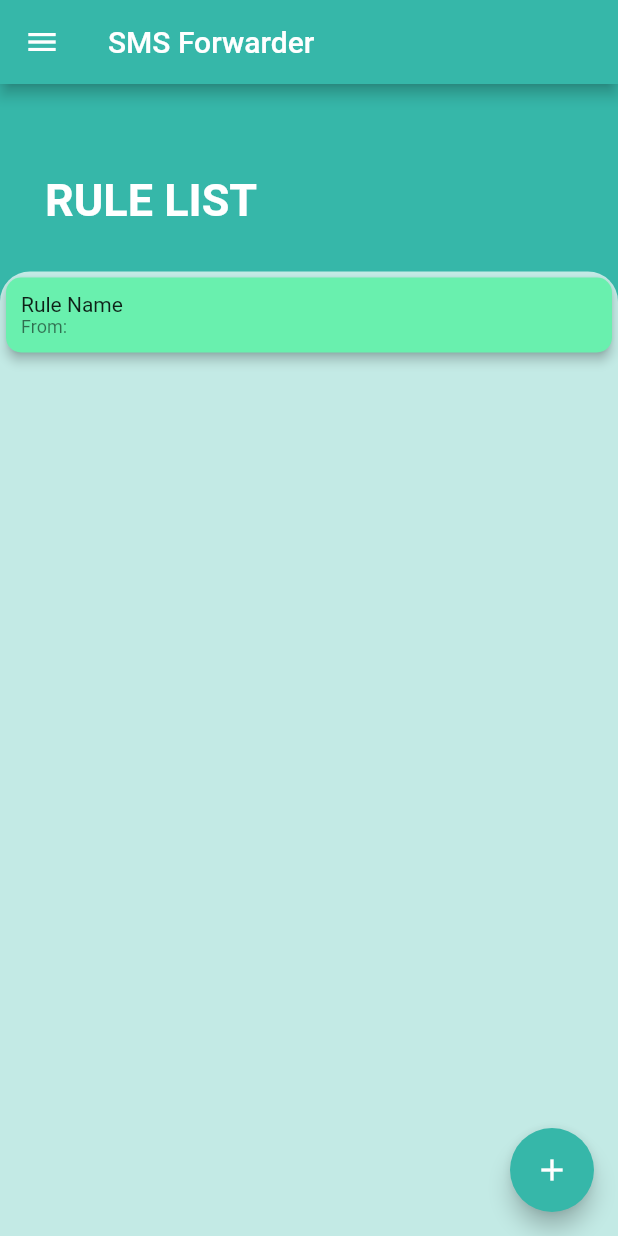
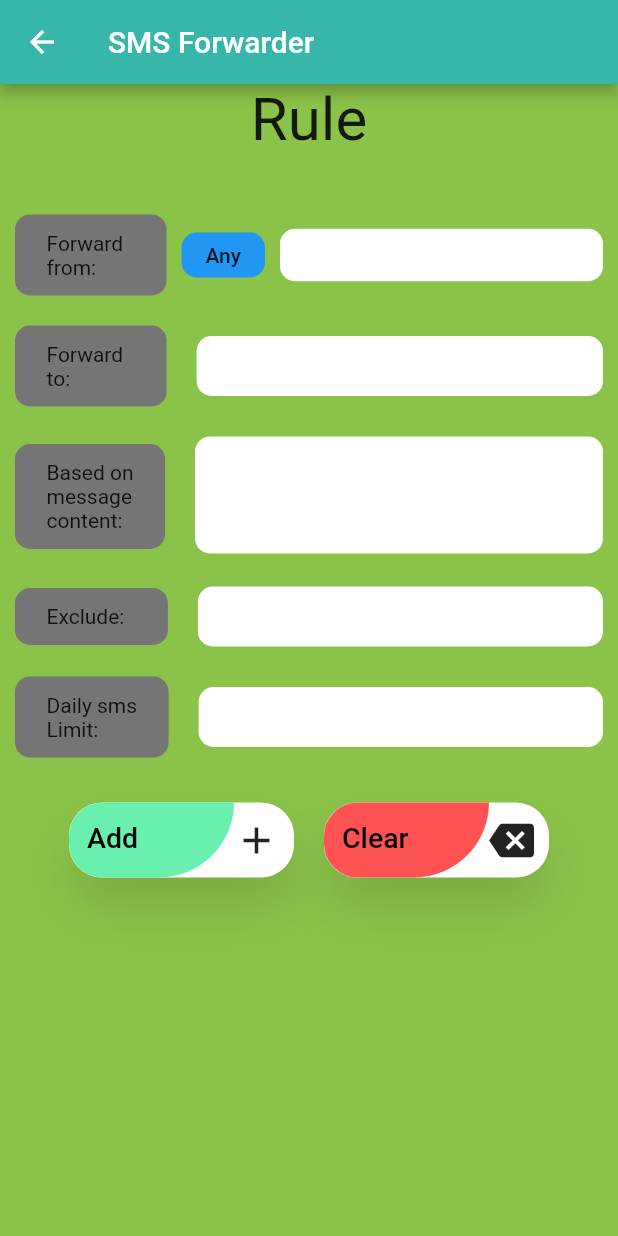
Before and after one commit to Abhay811/SMS-Forwarder, a Flutter app: the screen it shows after launch, after a tap on the "add" icon, on a phone screen of 412 x 824 dp. Run offline on Flutter 3.47's test engine with Material 2 defaults, Android fonts, the phone set to English and light mode, and no system bars.

Commit message:
AddRuleScreen

```diff
--- /dev/null
+++ b/lib/addRule.dart
@@ -0,0 +1,375 @@
+import 'package:flutter/material.dart';
+import 'package:sms_forwarder/style.dart';
+
+class AddRule extends StatefulWidget {
+  @override
+  State<StatefulWidget> createState() => AddRuleScreen();
+}
+
+class AddRuleScreen extends State<AddRule> {
+  final int ind = 0;
+
+  // bool _hasBeenPressed = false;
+  int _currentColorIndex = 0;
+
+  final _controllerForwardFrom = TextEditingController();
+  final _controllerForwardTo = TextEditingController();
+  final _controllerMsgContent = TextEditingController();
+  final _controllerExclude = TextEditingController();
+  final _controllerDailyLimit = TextEditingController();
+
+  void _incrementColorIndex() {
+    setState(() {
+      _currentColorIndex++;
+      _currentColorIndex = _currentColorIndex % colors.length;
+    });
+  }
+
+  @override
+  Widget build(BuildContext context) {
+    return Scaffold(
+      backgroundColor: Colors.lightGreen,
+      appBar: AppBar(
+        title: Text(
+          'SMS Forwarder',
+        ),
+        backgroundColor: kThemebgColor,
+      ),
+      body: SingleChildScrollView(
+        child: Column(
+          children: <Widget>[
+            Container(
+              child: Text(
+                "Rule",
+                style: TextStyle(fontSize: 40),
+              ),
+            ),
+            Container(
+              height: 40,
+            ),
+            Row(
+              children: <Widget>[
+                Container(
+                  margin: EdgeInsets.only(left: 10),
+                  padding: EdgeInsets.fromLTRB(20, 10, 28, 10),
+                  decoration: BoxDecoration(
+                    color: Colors.grey[600],
+                    border: Border.all(color: Colors.grey[600]),
+                    borderRadius: BorderRadius.circular(10),
+                  ),
+                  child: Text("Forward\nfrom:"),
+                ),
+                Container(
+                  width: 10,
+                ),
+                Container(
+                  height: 30,
+                  child: FlatButton(
+                    minWidth: 20,
+                    child: Text('Any'),
+                    shape: RoundedRectangleBorder(
+                      borderRadius: BorderRadius.circular(10),
+                    ),
+                    color: colors[_currentColorIndex],
+                    onPressed: () {
+                      _incrementColorIndex();
+                    },
+                  ),
+                ),
+                Container(
+                  width: 10,
+                ),
+                Expanded(
+                  child: Container(
+                    margin: EdgeInsets.only(right: 10),
+                    height: 35,
+                    child: TextField(
+                      controller: _controllerForwardFrom,
+                      keyboardType: TextInputType.emailAddress,
+                      decoration: InputDecoration(
+                        enabledBorder: OutlineInputBorder(
+                          borderRadius: BorderRadius.circular(10),
+                          borderSide: BorderSide(color: Colors.transparent),
+                        ),
+                        focusedBorder: OutlineInputBorder(
+                          borderRadius: BorderRadius.circular(10),
+                          borderSide: BorderSide(color: Colors.transparent),
+                        ),
+                        fillColor: Colors.white,
+                        filled: true,
+                      ),
+                    ),
+                  ),
+                ),
+              ],
+            ),
+            Container(
+              height: 20,
+            ),
+            Row(
+              children: <Widget>[
+                Container(
+                  margin: EdgeInsets.only(left: 10),
+                  padding: EdgeInsets.fromLTRB(20, 10, 28, 10),
+                  decoration: BoxDecoration(
+                      color: Colors.grey[600],
+                      border: Border.all(color: Colors.grey[600]),
+                      borderRadius: BorderRadius.circular(10)),
+                  child: Text("Forward\nto:"),
+                ),
+                Container(
+                  width: 20,
+                ),
+                Expanded(
+                  child: Container(
+                    margin: EdgeInsets.only(right: 10),
+                    height: 40,
+                    child: TextField(
+                      controller: _controllerForwardTo,
+                      decoration: InputDecoration(
+                        enabledBorder: OutlineInputBorder(
+                          borderRadius: BorderRadius.circular(10),
+                          borderSide: BorderSide(color: Colors.transparent),
+                        ),
+                        focusedBorder: OutlineInputBorder(
+                          borderRadius: BorderRadius.circular(10),
+                          borderSide: BorderSide(color: Colors.transparent),
+                        ),
+                        fillColor: Colors.white,
+                        filled: true,
+                      ),
+                    ),
+                  ),
+                ),
+              ],
+            ),
+            Container(
+              height: 20,
+            ),
+            Row(
+              children: <Widget>[
+                Container(
+                  margin: EdgeInsets.only(left: 10),
+                  padding: EdgeInsets.fromLTRB(20, 10, 20, 10),
+                  decoration: BoxDecoration(
+                      color: Colors.grey[600],
+                      border: Border.all(color: Colors.grey[600]),
+                      borderRadius: BorderRadius.circular(10)),
+                  child: Text("Based on\nmessage\ncontent:"),
+                ),
+                Container(
+                  width: 20,
+                ),
+                Expanded(
+                  child: Container(
+                    margin: EdgeInsets.only(right: 10),
+                    height: 80,
+                    child: TextField(
+                      controller: _controllerMsgContent,
+                      maxLines: 2,
+                      decoration: InputDecoration(
+                        enabledBorder: OutlineInputBorder(
+                          borderRadius: BorderRadius.circular(10),
+                          borderSide: BorderSide(color: Colors.transparent),
+                        ),
+                        focusedBorder: OutlineInputBorder(
+                          borderRadius: BorderRadius.circular(10),
+                          borderSide: BorderSide(color: Colors.transparent),
+                        ),
+                        fillColor: Colors.white,
+                        filled: true,
+                      ),
+                    ),
+                  ),
+                ),
+              ],
+            ),
+            Container(
+              height: 20,
+            ),
+            Row(
+              children: <Widget>[
+                Container(
+                  margin: EdgeInsets.only(left: 10),
+                  padding: EdgeInsets.fromLTRB(20, 10, 28, 10),
+                  decoration: BoxDecoration(
+                      color: Colors.grey[600],
+                      border: Border.all(color: Colors.grey[600]),
+                      borderRadius: BorderRadius.circular(10)),
+                  child: Text("Exclude:"),
+                ),
+                Container(
+                  width: 20,
+                ),
+                Expanded(
+                  child: Container(
+                    margin: EdgeInsets.only(right: 10),
+                    height: 40,
+                    child: TextField(
+                      controller: _controllerExclude,
+                      decoration: InputDecoration(
+                        enabledBorder: OutlineInputBorder(
+                          borderRadius: BorderRadius.circular(10),
+                          borderSide: BorderSide(color: Colors.transparent),
+                        ),
+                        focusedBorder: OutlineInputBorder(
+                          borderRadius: BorderRadius.circular(10),
+                          borderSide: BorderSide(color: Colors.transparent),
+                        ),
+                        fillColor: Colors.white,
+                        filled: true,
+                      ),
+                    ),
+                  ),
+                ),
+              ],
+            ),
+            Container(
+              height: 20,
+            ),
+            Row(
+              children: <Widget>[
+                Container(
+                  margin: EdgeInsets.only(left: 10),
+                  padding: EdgeInsets.fromLTRB(20, 10, 20, 10),
+                  decoration: BoxDecoration(
+                      color: Colors.grey[600],
+                      border: Border.all(color: Colors.grey[600]),
+                      borderRadius: BorderRadius.circular(10)),
+                  child: Text("Daily sms\nLimit:"),
+                ),
+                Container(
+                  width: 20,
+                ),
+                Expanded(
+                  child: Container(
+                    margin: EdgeInsets.only(right: 10),
+                    height: 40,
+                    child: TextField(
+                      controller: _controllerDailyLimit,
+                      keyboardType: TextInputType.number,
+                      decoration: InputDecoration(
+                        enabledBorder: OutlineInputBorder(
+                          borderRadius: BorderRadius.circular(10),
+                          borderSide: BorderSide(color: Colors.transparent),
+                        ),
+                        focusedBorder: OutlineInputBorder(
+                          borderRadius: BorderRadius.circular(10),
+                          borderSide: BorderSide(color: Colors.transparent),
+                        ),
+                        fillColor: Colors.white,
+                        filled: true,
+                      ),
+                    ),
+                  ),
+                ),
+              ],
+            ),
+            Container(
+              height: 30,
+            ),
+            Row(
+              mainAxisAlignment: MainAxisAlignment.center,
+              children: <Widget>[
+                Container(
+                  width: 150,
+                  decoration: BoxDecoration(
+                    boxShadow: [
+                      BoxShadow(
+                          offset: Offset(0, 20),
+                          blurRadius: 30,
+                          color: Colors.black12),
+                    ],
+                    color: Colors.white,
+                    borderRadius: BorderRadius.circular(22),
+                  ),
+                  child: Row(
+                    children: <Widget>[
+                      InkWell(
+                        onTap: () {},
+                        child: Container(
+                          height: 50,
+                          width: 110,
+                          padding: EdgeInsets.symmetric(
+                              vertical: 12, horizontal: 12),
+                          child: Text(
+                            'Add',
+                            style: Theme.of(context).textTheme.button.apply(
+                                  color: Colors.black,
+                                  fontSizeDelta: 5,
+                                ),
+                          ),
+                          decoration: BoxDecoration(
+                            color: Colors.greenAccent,
+                            borderRadius: BorderRadius.only(
+                              bottomLeft: Radius.circular(90),
+                              topLeft: Radius.circular(90),
+                              bottomRight: Radius.circular(200),
+                            ),
+                          ),
+                        ),
+                      ),
+                      Icon(
+                        Icons.add,
+                        size: 30,
+                      ),
+                    ],
+                  ),
+                ),
+                Container(
+                  width: 20,
+                ),
+                Container(
+                  // height: 50,
+                  width: 150,
+                  decoration: BoxDecoration(
+                    boxShadow: [
+                      BoxShadow(
+                          offset: Offset(0, 20),
+                          blurRadius: 30,
+                          color: Colors.black12),
+                    ],
+                    color: Colors.white,
+                    borderRadius: BorderRadius.circular(22),
+                  ),
+                  child: Row(
+                    children: <Widget>[
+                      InkWell(
+                        onTap: () {},
+                        child: Container(
+                          height: 50,
+                          width: 110,
+                          padding: EdgeInsets.symmetric(
+                              vertical: 12, horizontal: 12),
+                          child: Text(
+                            'Clear',
+                            style: Theme.of(context).textTheme.button.apply(
+                                  color: Colors.black,
+                                  fontSizeDelta: 5,
+                                ),
+                          ),
+                          decoration: BoxDecoration(
+                            color: Colors.redAccent,
+                            borderRadius: BorderRadius.only(
+                              bottomLeft: Radius.circular(90),
+                              topLeft: Radius.circular(90),
+                              bottomRight: Radius.circular(200),
+                            ),
+                          ),
+                        ),
+                      ),
+                      Icon(
+                        Icons.backspace,
+                        size: 30,
+                      ),
+                    ],
+                  ),
+                ),
+              ],
+            ),
+          ],
+        ),
+      ),
+    );
+  }
+}
--- a/lib/customListTile.dart
+++ b/lib/customListTile.dart
@@ -1,12 +1,12 @@
 import 'package:flutter/material.dart';
-import 'package:sms_forwarder/style.dart';
 
 class CustomListTile extends StatelessWidget {
-  IconData icon;
-  String text;
-  Function onTap;
+  final IconData icon;
+  final String text;
+  final Function onTap;
 
   CustomListTile(this.icon, this.text, this.onTap);
+
   @override
   Widget build(BuildContext context) {
     return Padding(
--- a/lib/homeScreen.dart
+++ b/lib/homeScreen.dart
@@ -1,11 +1,11 @@
 import 'package:flutter/material.dart';
-import 'package:sms_forwarder/style.dart';
+import './style.dart';
 import './ruleListScreen.dart';
 import './navigationDrawer.dart';
 
 class HomeScreen extends StatelessWidget {
-  int index = 0;
-  List<Widget> list = [
+  final int index = 0;
+  final List<Widget> list = [
     RuleListScreen(),
   ];
   @override
--- a/lib/main.dart
+++ b/lib/main.dart
@@ -1,18 +1,24 @@
 import 'package:flutter/material.dart';
 import 'package:sms_forwarder/homeScreen.dart';
+import './homeScreen.dart';
 
 void main() {
   runApp(
     MaterialApp(
       title: 'Text',
-      home: Home(),
+      home: _Home(),
     ),
   );
 }
 
-class Home extends StatelessWidget {
+class _Home extends StatelessWidget {
   @override
   Widget build(BuildContext context) {
-    return HomeScreen();
+    return Scaffold(
+      // appBar: AppBar(
+      //   // title: Text('SMS Forwarder'),
+      // ),
+      body: HomeScreen(),
+    );
   }
 }
--- a/lib/navigationDrawer.dart
+++ b/lib/navigationDrawer.dart
@@ -1,5 +1,5 @@
 import 'package:flutter/material.dart';
-import 'package:sms_forwarder/style.dart';
+import './style.dart';
 import './customListTile.dart';
 
 class NavigationDrawer extends StatelessWidget {
--- a/lib/ruleListScreen.dart
+++ b/lib/ruleListScreen.dart
@@ -1,5 +1,6 @@
 import 'package:flutter/material.dart';
-import 'style.dart';
+import 'package:sms_forwarder/addRule.dart';
+import './style.dart';
 
 class RuleListScreen extends StatelessWidget {
   @override
@@ -66,7 +67,14 @@ class RuleListScreen extends StatelessWidget {
         ],
       ),
       floatingActionButton: FloatingActionButton(
-        onPressed: () {},
+        onPressed: () {
+          Navigator.push(
+            context,
+            MaterialPageRoute(builder: (context) {
+              return AddRule();
+            }),
+          );
+        },
         backgroundColor: kThemebgColor,
         child: Icon(Icons.add),
       ),
--- a/lib/style.dart
+++ b/lib/style.dart
@@ -1,4 +1,13 @@
 import 'package:flutter/cupertino.dart';
+import 'package:flutter/material.dart';
 
 const kThemebgColor = Color(0xff36b7a9);
 const kThemefgColor = Color(0xff20d193);
+
+List<Color> colors = <Color>[
+  Colors.blue,
+  Colors.green,
+  Colors.yellow,
+  Colors.lightBlue,
+  Colors.deepOrange,
+];
```
Also changed, not shown: lib/controllers/controller.dart (added).
